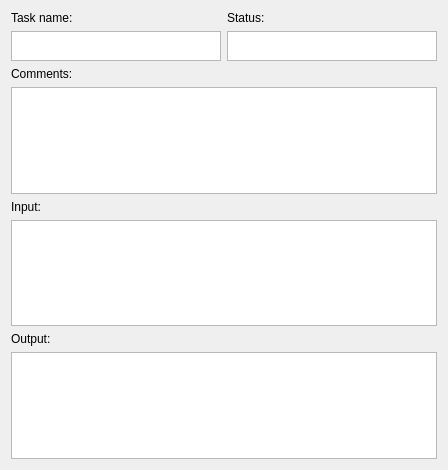
Qt form LDMP/gui/DlgJobsDetails.ui (ConservationInternational/trends.earth) before a commit.
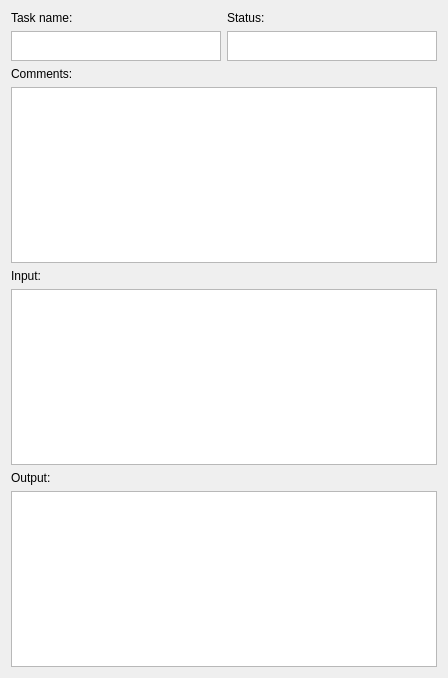
The same form after that commit.

Commit message: Make jobs details window modal.

Diff of the .ui file:
```diff
--- a/LDMP/gui/DlgJobsDetails.ui
+++ b/LDMP/gui/DlgJobsDetails.ui
@@ -7,7 +7,7 @@
     <x>0</x>
     <y>0</y>
     <width>448</width>
-    <height>470</height>
+    <height>678</height>
    </rect>
   </property>
   <property name="windowTitle">
```
Left out of the diff: 3 changed lines with no effect on the pictures. The commit also changes 1 other file.
